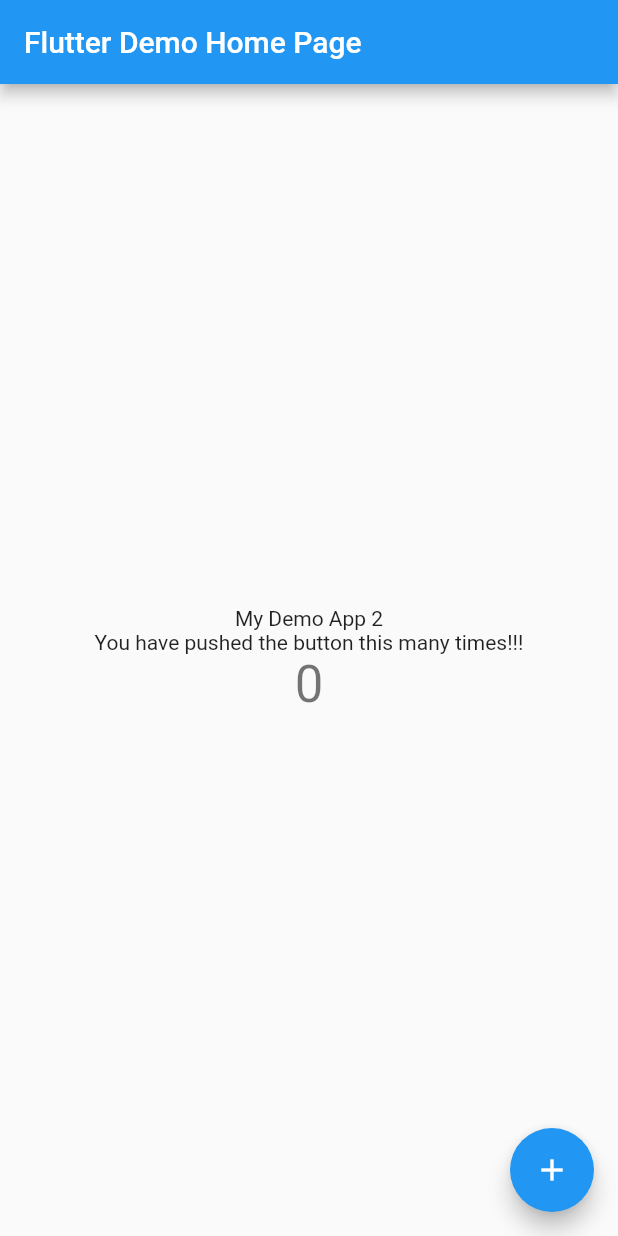
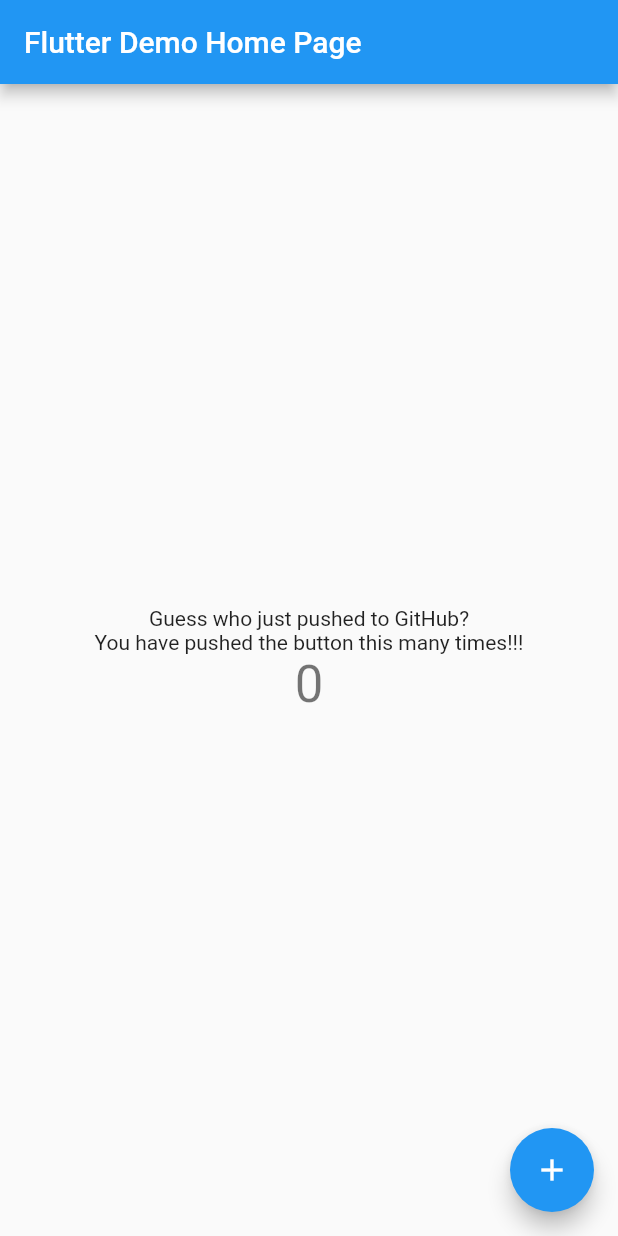
Before and after one commit to VictorTPhan/CS_4750-01_App, a Flutter app: the screen it shows after launch, on a phone screen of 412 x 824 dp. Run offline on Flutter 3.47's test engine with Material 2 defaults, Android fonts, the phone set to English and light mode, and no system bars.

Commit message:
Changed the text for the first widget.

```diff
--- a/lib/main.dart
+++ b/lib/main.dart
@@ -95,7 +95,7 @@ class _MyHomePageState extends State<MyHomePage> {
           mainAxisAlignment: MainAxisAlignment.center,
           children: <Widget>[
             Text(
-              'My Demo App 2',
+              'Guess who just pushed to GitHub?',
             ),
             Text(
               'You have pushed the button this many times!!!',
```
